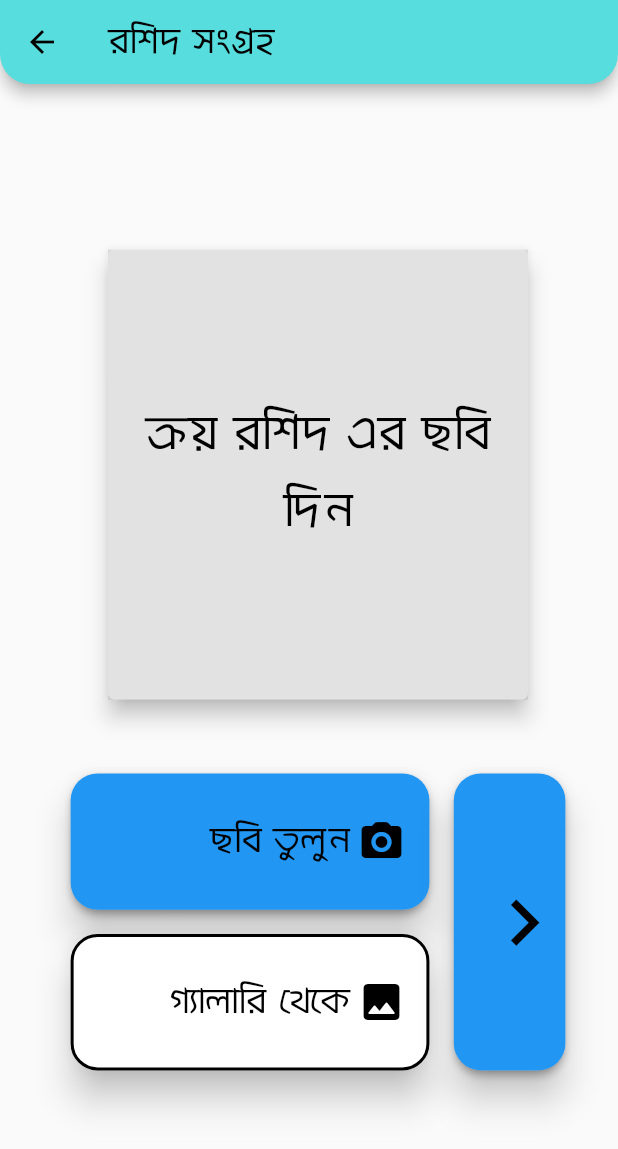
After one commit to nokibul82/ajker_dordam, a Flutter app: the ImagePickerScreen screen opened by its route, on a phone screen of 412 x 824 dp. The commit adds this screen. Shown: the top 1149 px of the screen. Run offline on Flutter 3.47's test engine with Material 2 defaults, Android fonts, the light colour scheme and no system bars; our stand-ins replace image_picker; missing offline and left inert: mobile_scanner; network calls fail; statements that could not run were skipped.

Commit message:
After Image Picker Screen Added

```diff
--- a/lib/providers/products.dart
+++ b/lib/providers/products.dart
@@ -128,4 +128,6 @@ class Products with ChangeNotifier{
 
 
 
+
+
 }
--- /dev/null
+++ b/lib/providers/shops.dart
@@ -0,0 +1,42 @@
+import 'package:flutter/foundation.dart';
+
+class Shop with ChangeNotifier {
+  final String id;
+  final String name;
+  final String address;
+  final String imageURL;
+
+  Shop(
+      {@required this.id,
+      @required this.name,
+      @required this.address,
+      @required this.imageURL});
+}
+
+class Shops with ChangeNotifier {
+  List<Shop> _items = [
+    Shop(
+        id: "shop1",
+        name: "Bismillah Shop",
+        address: "Dhaka,Bangladesh",
+        imageURL:
+            "https://drive.google.com/uc?export=view&id=1okdfZAMpo7SqgvtRECT02hyg27Vy8Bps"),
+    Shop(
+        id: "shop2",
+        name: "Forkan Store",
+        address: "Jatrabari,Dhaka",
+        imageURL:
+            "https://drive.google.com/uc?export=view&id=1muKQHh9JORmrYqTu4Dx0lMDbx5NM2OM7")
+  ];
+
+  List<Shop> get items {
+    return [..._items];
+  }
+
+  Shop findShop(String id){
+    final shopIndex =_items.indexWhere((element) => element.id == id);
+    return _items[shopIndex];
+  }
+
+
+}
--- /dev/null
+++ b/lib/screens/image_picker_screen.dart
@@ -0,0 +1,213 @@
+import 'package:ajker_dordam/screens/complain_confirm_screen.dart';
+import 'package:flutter/material.dart';
+import 'package:flutter/services.dart';
+import 'dart:io';
+
+import './/main.dart';
+import './scanner_screen.dart';
+
+import 'package:image_picker/image_picker.dart';
+
+class ImagePickerScreen extends StatefulWidget {
+  static const routeName = "/imagePickerScreen";
+
+  @override
+  State<ImagePickerScreen> createState() => _ImagePickerScreenState();
+}
+
+class _ImagePickerScreenState extends State<ImagePickerScreen> {
+  File image;
+
+  Future<void> pickImage(ImageSource source) async {
+    try {
+      final image = await ImagePicker().pickImage(source: source);
+      if (image == null) return;
+
+      final temp = File(image.path);
+      setState(() {
+        this.image = temp;
+      });
+    } on PlatformException catch (e) {
+      print(e);
+    }
+  }
+
+  @override
+  Widget build(BuildContext context) {
+    return Scaffold(
+      appBar: AppBar(
+        backgroundColor: Theme.of(context).primaryColor,
+        title: Text(
+          "রশিদ সংগ্রহ",
+          style: TextStyle(
+              fontFamily: 'Mina Regular', color: Colors.black, fontSize: 24),
+        ),
+        actions: [],
+        leading: IconButton(
+          onPressed: () {
+            Navigator.of(context).pushReplacementNamed(ScannerScreen.routeName);
+          },
+          icon: Icon(
+            Icons.arrow_back_outlined,
+          ),
+        ),
+        iconTheme: IconThemeData(color: Colors.black),
+        shape: RoundedRectangleBorder(
+          borderRadius: BorderRadius.vertical(
+            bottom: Radius.circular(20),
+          ),
+        ),
+      ),
+      body: Container(
+        margin: EdgeInsets.only(left: 12),
+        child: Column(
+          mainAxisAlignment: MainAxisAlignment.center,
+          children: [
+            Card(
+              elevation: 6,
+              child: Container(
+                  width: 280,
+                  height: 300,
+                  color: Colors.grey.withOpacity(0.3),
+                  alignment: Alignment.center,
+                  child: image == null
+                      ? Text(
+                          "ক্রয় রশিদ এর ছবি দিন",
+                          textAlign: TextAlign.center,
+                          style: TextStyle(
+                              fontFamily: 'Mina Regular',
+                              color: Colors.black,
+                              fontSize: 32),
+                        )
+                      : Image.file(
+                          image,
+                          fit: BoxFit.cover,
+                        )),
+            ),
+            SizedBox(height: MediaQuery.of(context).size.height * 0.05),
+            Row(
+              mainAxisAlignment: MainAxisAlignment.center,
+              children: [
+                Column(
+                  children: [
+                    SizedBox(
+                      height: MediaQuery.of(context).size.height * 0.12,
+                      width: MediaQuery.of(context).size.width * 0.6,
+                      child: Card(
+                        elevation: 10,
+                        shape: RoundedRectangleBorder(
+                          borderRadius: BorderRadius.circular(18.0),
+                        ),
+                        child: ElevatedButton(
+                          onPressed: () {
+                            pickImage(ImageSource.camera);
+                          },
+                          style: ElevatedButton.styleFrom(
+                              primary: MyApp.backColor,
+                              shape: RoundedRectangleBorder(
+                                borderRadius: BorderRadius.circular(18.0),
+                              )),
+                          child:
+                              Row(mainAxisAlignment: MainAxisAlignment.end, children: [
+                            Text(
+                              "ছবি তুলুন",
+                              style: TextStyle(
+                                  fontFamily: 'Mina Regular',
+                                  color: Colors.black,
+                                  fontSize: 24),
+                            ),
+                            SizedBox(width: 5),
+                            Icon(
+                              Icons.camera_alt_rounded,
+                              color: Colors.black,
+                              size: 32,
+                            ),
+                          ]),
+                        ),
+                      ),
+                    ),
+                    SizedBox(height: MediaQuery.of(context).size.height * 0.01),
+                    SizedBox(
+                      height: MediaQuery.of(context).size.height * 0.12,
+                      width: MediaQuery.of(context).size.width * 0.6,
+                      child: Card(
+                        elevation: 10,
+                        shape: RoundedRectangleBorder(
+                          borderRadius: BorderRadius.circular(18.0),
+                        ),
+                        child: OutlinedButton(
+                          onPressed: () {
+                            pickImage(ImageSource.gallery);
+                          },
+                          style: OutlinedButton.styleFrom(
+                              side: BorderSide(width: 2, color: Colors.black),
+                              primary: MyApp.backColor,
+                              shape: RoundedRectangleBorder(
+                                borderRadius: BorderRadius.circular(18.0),
+                              )),
+                          child:
+                              Row(mainAxisAlignment: MainAxisAlignment.end, children: [
+                            Text(
+                              "গ্যালারি থেকে",
+                              style: TextStyle(
+                                  fontFamily: 'Mina Regular',
+                                  color: Colors.black,
+                                  fontSize: 24),
+                            ),
+                            SizedBox(width: 5,),
+                            Icon(
+                              Icons.image_rounded,
+                              color: Colors.black,
+                              size: 32,
+                            ),
+                          ]),
+                        ),
+                      ),
+                    ),
+                  ],
+                ),
+                SizedBox(width: MediaQuery.of(context).size.height * 0.01),
+                SizedBox(
+                  height: MediaQuery.of(context).size.height * 0.25,
+                  width: MediaQuery.of(context).size.width * 0.2,
+                  child: Card(
+                    elevation: 10,
+                    shape: RoundedRectangleBorder(
+                      borderRadius: BorderRadius.circular(18.0),
+                    ),
+                    child: ElevatedButton(
+                      onPressed: () {
+                        Navigator.of(context).pushReplacementNamed(ComplainConfirmScreen.routeName);
+                      },
+                      style: ElevatedButton.styleFrom(
+                          primary: MyApp.backColor,
+                          shape: RoundedRectangleBorder(
+                            borderRadius: BorderRadius.circular(18.0),
+                          )),
+                      child:
+                      Column(mainAxisAlignment: MainAxisAlignment.center, children: [
+                        // Text(
+                        //   "ছবি তুলুন",
+                        //   style: TextStyle(
+                        //       fontFamily: 'Mina Regular',
+                        //       color: Colors.black,
+                        //       fontSize: 30),
+                        // ),
+                        // SizedBox(width: 5),
+                        Icon(
+                          Icons.navigate_next,
+                          color: Colors.black,
+                          size: MediaQuery.of(context).size.width * 0.15,
+                        ),
+                      ]),
+                    ),
+                  ),
+                ),
+              ],
+            )
+          ],
+        ),
+      ),
+    );
+  }
+}
--- a/lib/screens/products_overview_screen.dart
+++ b/lib/screens/products_overview_screen.dart
@@ -44,13 +44,13 @@ class ProductsOverviewScreen extends StatelessWidget {
           color: MyApp.backColor,
           child: Container(
             alignment: Alignment.center,
-            height: MediaQuery.of(context).size.height * 0.12,
+            height: MediaQuery.of(context).size.height * 0.125,
             width: double.infinity,
             child: Text(
               "আর নয় অতিরিক্ত মূল্যে ক্রয়\nবাজার হোক শান্তিময়",
               textAlign: TextAlign.center,
               style: TextStyle(
-                  fontSize: 30,
+                  fontSize: 28,
                   fontFamily: 'Mina Bold',
                   fontStyle: FontStyle.italic,
                   color: Colors.white),
--- a/pubspec.yaml
+++ b/pubspec.yaml
@@ -21,6 +21,8 @@ dependencies:
     sdk: flutter
   provider: ^4.3.3
   intl: ^0.15.8
+  mobile_scanner: ^2.1.0
+  image_picker: ^0.8.6
 
   # The following adds the Cupertino Icons font to your application.
   # Use with the CupertinoIcons class for iOS style icons.
```
Also changed, not shown: lib/main.dart (+16 -6 lines), lib/screens/complain_confirm_screen.dart (added, +16 -0 lines), lib/screens/complain_screen.dart (+9 -6 lines), lib/screens/scanner_screen.dart (added, +177 -0 lines), lib/widgets/qrscanneroverlay.dart (added, +147 -0 lines), pubspec.lock, 4 other files.
